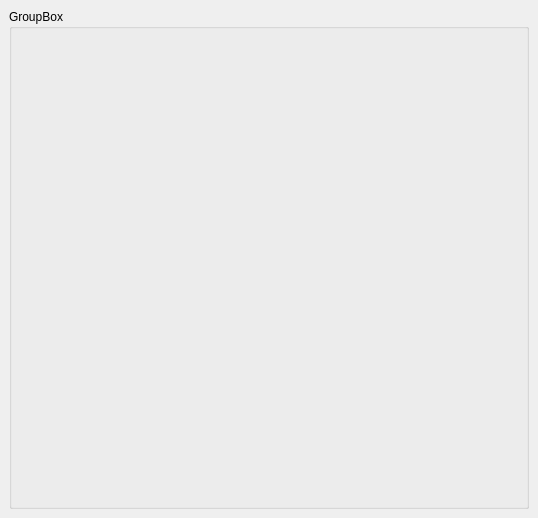
DinaTolotra/QReservation, file src/views/BookingProcess/BookingProcess.ui: the form before one commit.
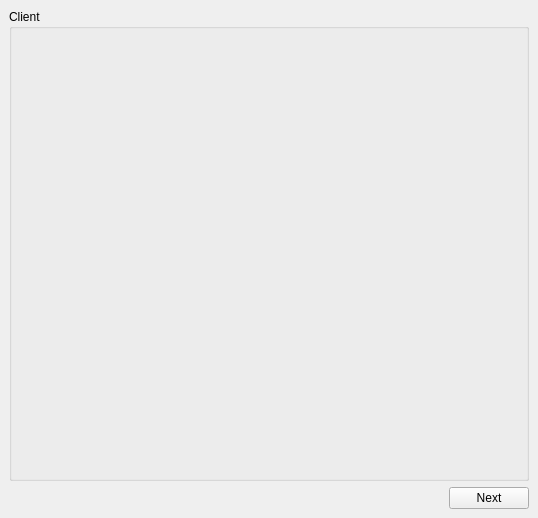
The form after the commit. The open tabs and pages were chosen to show the change. Icons and pictures are not drawn. Custom widgets are drawn as their Qt base class.

Commit message: Booking process controller

```diff
--- a/src/views/BookingProcess/BookingProcess.ui
+++ b/src/views/BookingProcess/BookingProcess.ui
@@ -28,11 +28,45 @@
    <layout class="QVBoxLayout" name="verticalLayout">
     <item>
      <widget class="ClientView" name="clientForm">
+      <property name="sizePolicy">
+       <sizepolicy hsizetype="Preferred" vsizetype="MinimumExpanding">
+        <horstretch>0</horstretch>
+        <verstretch>0</verstretch>
+       </sizepolicy>
+      </property>
       <property name="title">
-       <string>GroupBox</string>
+       <string>Client</string>
       </property>
      </widget>
     </item>
+    <item>
+     <layout class="QHBoxLayout" name="horizontalLayout_3">
+      <item>
+       <spacer name="spc_3">
+        <property name="orientation">
+         <enum>Qt::Orientation::Horizontal</enum>
+        </property>
+        <property name="sizeHint" stdset="0">
+         <size>
+          <width>40</width>
+          <height>20</height>
+         </size>
+        </property>
+       </spacer>
+      </item>
+      <item>
+       <widget class="QPushButton" name="cliNextBtn">
+        <property name="text">
+         <string>Next</string>
+        </property>
+        <property name="icon">
+         <iconset resource="../../../res/ressources.qrc">
+          <normaloff>:/icons/icons/chevrons-right.svg</normaloff>:/icons/icons/chevrons-right.svg</iconset>
+        </property>
+       </widget>
+      </item>
+     </layout>
+    </item>
    </layout>
   </widget>
   <widget class="QWidget" name="vehiclePage">
```
Left out of the diff: 75 changed lines with no effect on the pictures. The commit also changes 10 other files.
